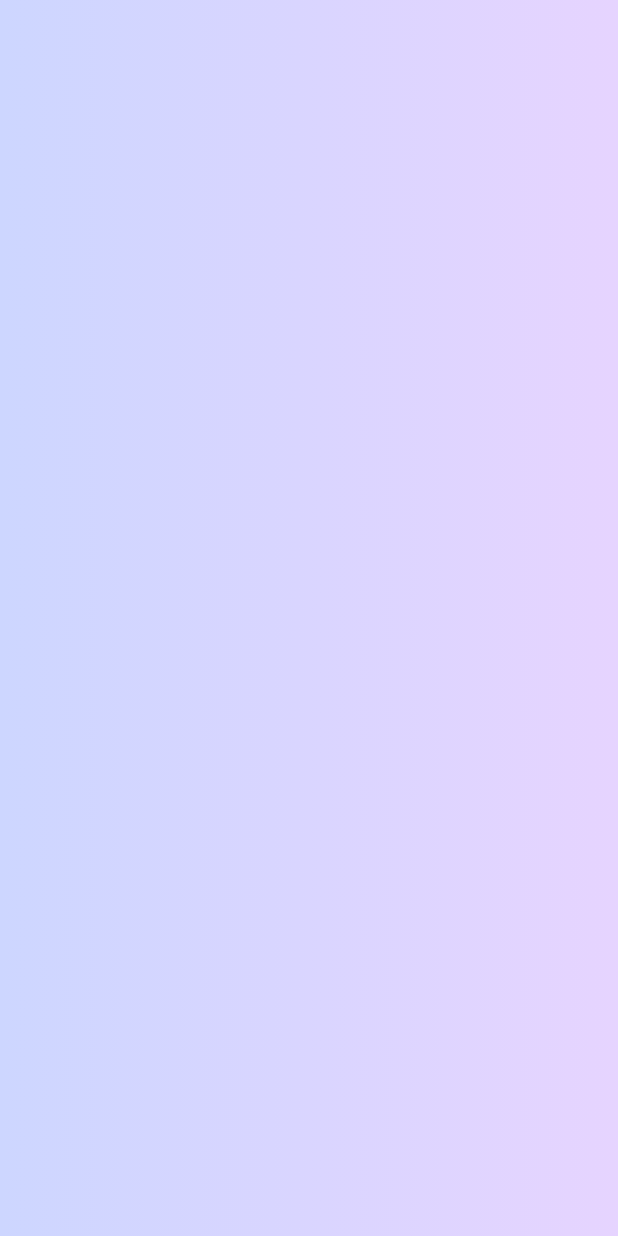
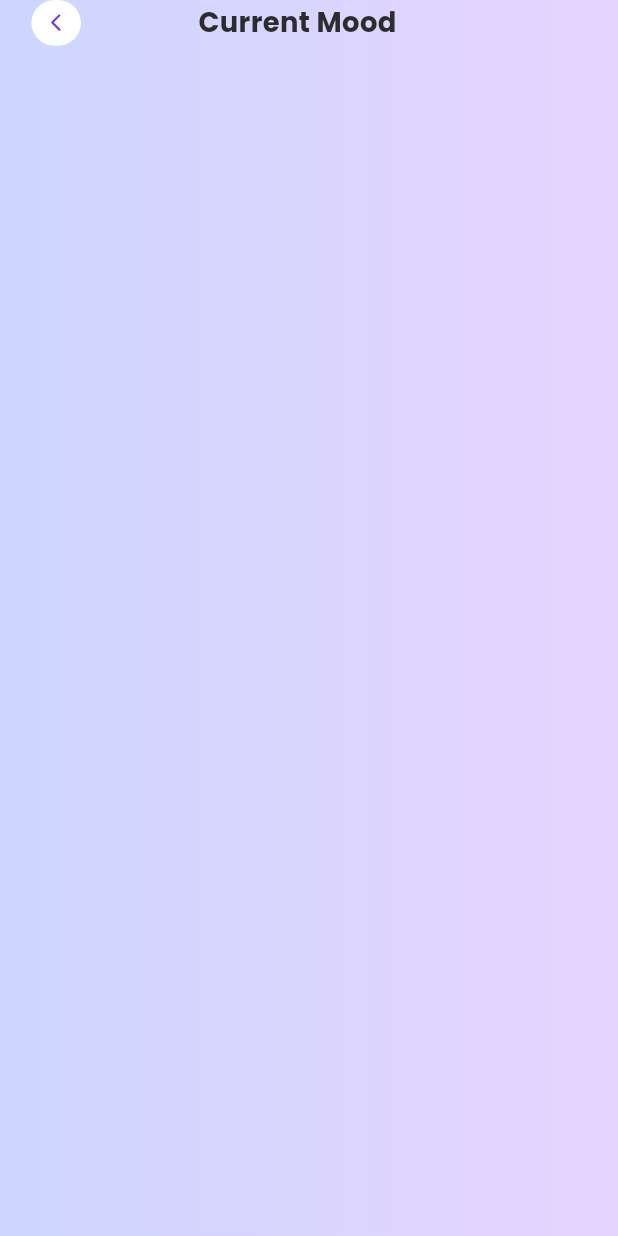
Before and after one commit to fahimmehemmod2005/Cps, a Flutter app: the SignupStepsScreenView screen opened by its route, on a phone screen of 412 x 824 dp. Run offline on Flutter 3.47's test engine with Material 3 defaults, Android fonts, the phone set to English and light mode, and no system bars; our stand-ins replace country_picker, flutter_screenutil, flutter_svg, get, google_fonts.

Commit message:
sighup steps start

```diff
--- a/lib/app/modules/signup_screen/views/signup_screen_view.dart
+++ b/lib/app/modules/signup_screen/views/signup_screen_view.dart
@@ -7,7 +7,6 @@ import 'package:cps/app/modules/signup_screen/controllers/date_of_birth_controll
 import 'package:cps/app/modules/signup_screen/widgets/custom_input_field_two.dart';
 import 'package:cps/app/modules/signup_screen/widgets/date_time_picker.dart';
 import 'package:cps/app/modules/welcome_offer_screen/views/welcome_offer_screen_view.dart';
-import 'package:cps/app/routes/app_pages.dart';
 import 'package:cps/common/custom_scaffold/custom_scaffold.dart';
 import 'package:cps/common/widgets/custom_gradient_button/custom_gradient_button.dart';
 import 'package:cps/common/widgets/custom_gradient_button/custom_gradient_social_button.dart';
--- a/lib/app/modules/signup_steps_screen/views/signup_steps_screen_view.dart
+++ b/lib/app/modules/signup_steps_screen/views/signup_steps_screen_view.dart
@@ -1,8 +1,9 @@
 import 'package:cps/common/custom_scaffold/custom_scaffold.dart';
+import 'package:cps/common/widgets/custom_app_bar/custom_app_bar.dart';
+import 'package:cps/utils/pictures/icons/icons.dart';
 import 'package:flutter/material.dart';
-
+import 'package:flutter_screenutil/flutter_screenutil.dart';
 import 'package:get/get.dart';
-
 import '../controllers/signup_steps_screen_controller.dart';
 
 class SignupStepsScreenView extends GetView<SignupStepsScreenController> {
@@ -10,7 +11,20 @@ class SignupStepsScreenView extends GetView<SignupStepsScreenController> {
   @override
   Widget build(BuildContext context) {
     return CustomScaffold(
+      body: SafeArea(
+        top: true,
+        bottom: true,
+        child: Column(
+          children: [
+            CustomAppBar(
+              imagePath: MyIcons.leftArrow,
+              text: 'Current Mood',
+            ),
 
+            SizedBox(height: 42.h),
+          ],
+        ),
+      ),
     );
   }
 }
--- a/lib/app/routes/app_pages.dart
+++ b/lib/app/routes/app_pages.dart
@@ -1,5 +1,4 @@
 import 'package:get/get.dart';
-
 import '../modules/gender_screen/bindings/gender_screen_binding.dart';
 import '../modules/gender_screen/views/gender_screen_view.dart';
 import '../modules/home/bindings/home_binding.dart';
@@ -16,13 +15,12 @@ import '../modules/signup_steps_screen/bindings/signup_steps_screen_binding.dart
 import '../modules/signup_steps_screen/views/signup_steps_screen_view.dart';
 import '../modules/welcome_offer_screen/bindings/welcome_offer_screen_binding.dart';
 import '../modules/welcome_offer_screen/views/welcome_offer_screen_view.dart';
-
 part 'app_routes.dart';
 
 class AppPages {
   AppPages._();
 
-  static const INITIAL = Routes.GENDER_SCREEN;
+  static const INITIAL = Routes.LOCK_SCREEN;
 
   static final routes = [
     GetPage(
--- /dev/null
+++ b/lib/common/widgets/custom_app_bar/custom_app_bar.dart
@@ -0,0 +1,49 @@
+import 'package:cps/utils/styles/styles.dart';
+import 'package:flutter/material.dart';
+import 'package:flutter_screenutil/flutter_screenutil.dart';
+import 'package:flutter_svg/svg.dart';
+import 'package:get/get_core/src/get_main.dart';
+import 'package:get/get_navigation/src/extension_navigation.dart';
+
+class CustomAppBar extends StatelessWidget {
+  final String imagePath;
+  final String text;
+  const CustomAppBar({
+    super.key, required this.imagePath, required this.text,
+  });
+
+  @override
+  Widget build(BuildContext context) {
+    return Row(
+      children: [
+        Align(
+      alignment: AlignmentGeometry.topLeft,
+      child: GestureDetector(
+        onTap: () => Get.back(closeOverlays: true, canPop: true),
+        child: Container(
+          height: 30.h,
+          width: 30.w,
+          decoration: BoxDecoration(
+            color: Colors.white,
+            borderRadius: BorderRadius.circular(27),
+          ),
+          child: Padding(
+            padding: const EdgeInsets.all(9.5),
+            child: SvgPicture.asset(
+              imagePath,
+              height: 12.25.h,
+              width: 11.25.w,
+            ),
+          ),
+        ),
+      ),
+    ),
+        SizedBox(width: 71.w),
+        Text(
+          text,
+          style: MyStyles.title18_700w(color: Color(0xff2C2C2C)),
+        ),
+      ],
+    );
+  }
+}
--- a/lib/main.dart
+++ b/lib/main.dart
@@ -9,7 +9,7 @@ void main(){
       designSize: const Size(374, 812),
       minTextAdapt: true,
       splitScreenMode: true,
-      builder: (_, child) {
+      builder: (context, child) {
         return GetMaterialApp(
           debugShowCheckedModeBanner: false,
           title: "Cps",
--- a/lib/utils/pictures/icons/icons.dart
+++ b/lib/utils/pictures/icons/icons.dart
@@ -16,5 +16,6 @@ class MyIcons {
   static const String cancel = 'assets/icons/cancel.svg';
   static const String simplification = 'assets/icons/Simplification.svg';
   static const String leftArrow = 'assets/icons/left arrow.svg';
-
-}
+  static const String search = 'assets/icons/search.svg';
+  static const String checkDot = 'assets/icons/check dot.svg';
+  }
--- a/lib/utils/styles/styles.dart
+++ b/lib/utils/styles/styles.dart
@@ -13,6 +13,7 @@ class MyStyles{
   static TextStyle title14_700w({Color? color}) => GoogleFonts.manrope(fontSize: 14.sp, fontWeight: FontWeight.w700, color: color);
   static TextStyle title24_600w({Color? color}) => GoogleFonts.poppins(fontSize: 24.sp, fontWeight: FontWeight.w600, color: color);
   static TextStyle title24_700w({Color? color}) => GoogleFonts.poppins(fontSize: 24.sp, fontWeight: FontWeight.w700, color: color);
+  static TextStyle title18_700w({Color? color}) => GoogleFonts.poppins(fontSize: 18.sp, fontWeight: FontWeight.w700, color: color);
   static TextStyle title14_500({Color? color}) => GoogleFonts.poppins(fontSize: 14.sp, fontWeight: FontWeight.w500, color: color);
   static TextStyle title22_700({Color? color}) => GoogleFonts.manrope(fontSize: 22.sp, fontWeight: FontWeight.w700, color: color);
 
--- a/pubspec.yaml
+++ b/pubspec.yaml
@@ -40,6 +40,7 @@ dependencies:
   flutter_svg: ^2.2.3
   google_fonts: ^6.3.3
   intl: ^0.20.2
+  country_picker: ^2.0.27
 
 dev_dependencies:
   flutter_test:
```
Also changed, not shown: lib/app/modules/gender_screen/views/gender_screen_view.dart (+7 -4 lines), lib/app/modules/select_country_screen/controllers/select_country_screen_controller.dart (+46 -9 lines), lib/app/modules/select_country_screen/views/select_country_screen_view.dart (+119 -4 lines), lib/app/modules/select_country_screen/widgets/country_find.dart (added, +41 -0 lines), assets/icons/check dot.svg (added), assets/icons/search.svg (added), pubspec.lock.
